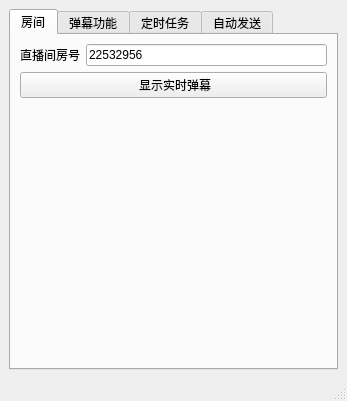
Before: the Qt Designer form mainwindow.ui in iwxyi/Bilibili-MagicalDanmaku, drawn with Qt 5.
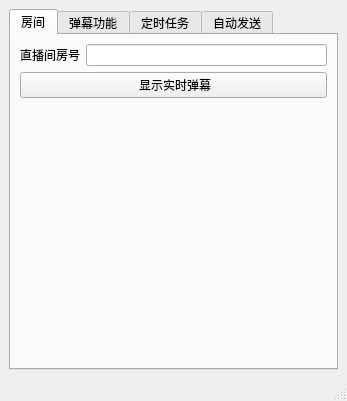
After: the same form once the commit is applied. The open tabs and pages were chosen to show the change.

Commit message: 使用ini文件

Diff of the .ui file:
```diff
--- a/mainwindow.ui
+++ b/mainwindow.ui
@@ -37,7 +37,7 @@
           <item>
            <widget class="QLineEdit" name="roomIdEdit">
             <property name="text">
-             <string>22532956</string>
+             <string/>
             </property>
            </widget>
           </item>
```
Left out of the diff: 2 changed lines with no effect on the pictures. The commit also changes 2 other files.
